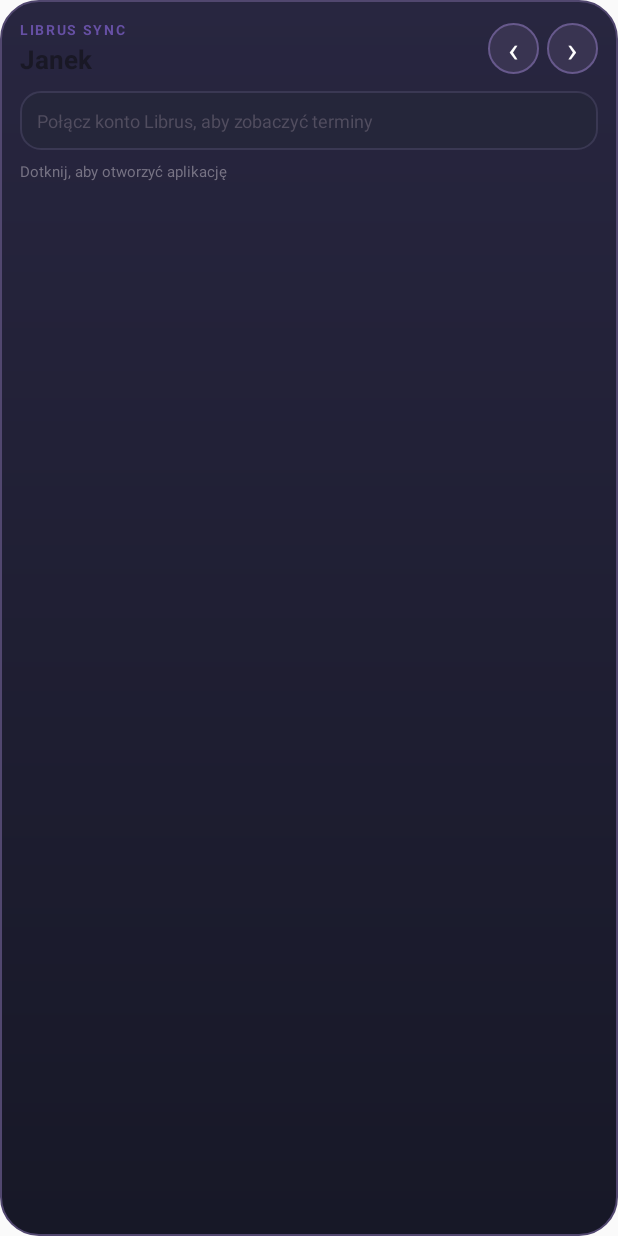
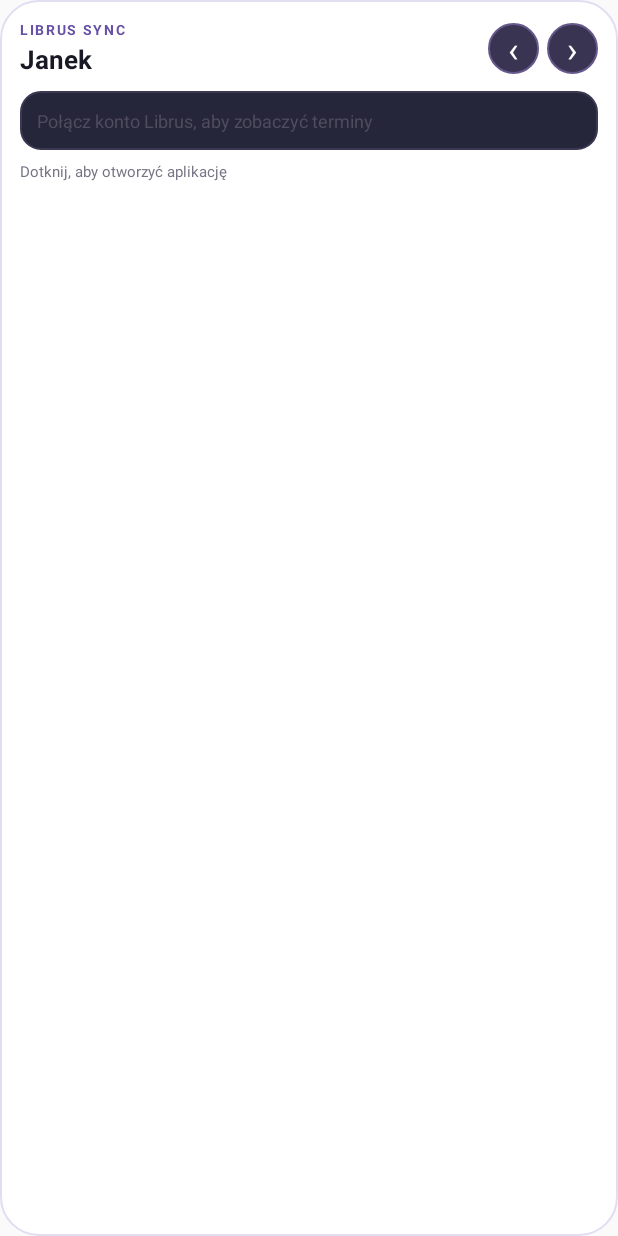
Before and after one commit to janczesko12/LibrusSync, an Android app built with Jetpack Compose: the layout widget_upcoming.xml on its own in the app's theme, with its tools: preview values and no code run, on a phone screen of 412 x 824 dp. Run offline under Robolectric (Android 15) with nearby library versions, the phone set to English and light mode, and no system bars.

Commit message:
Switch widget to clean white theme

```diff
--- a/android/app/src/main/res/drawable/widget_background.xml
+++ b/android/app/src/main/res/drawable/widget_background.xml
@@ -1,6 +1,6 @@
 <?xml version="1.0" encoding="utf-8"?>
 <shape xmlns:android="http://schemas.android.com/apk/res/android" android:shape="rectangle">
     <corners android:radius="25dp" />
-    <gradient android:angle="270" android:startColor="#282640" android:endColor="#171827" />
-    <stroke android:width="1dp" android:color="#51476F" />
+    <solid android:color="#FFFFFFFF" />
+    <stroke android:width="1dp" android:color="#E3DDF2" />
 </shape>
```
